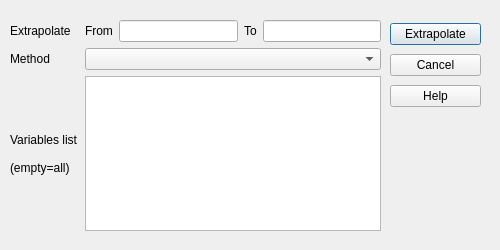
First picture: the form in gui/menu/workspace/workspace_extrapolate_variables.ui, repository plan-be/iode, before the edit.
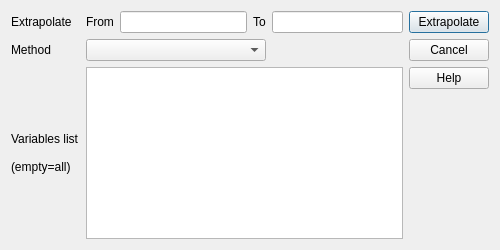
Second picture: the form after the edit. Icons and pictures are not drawn. Custom widgets are drawn as their Qt base class.

Commit message: GUI: (QIodeMenuWorkspaceExtrapolateVariables) enabled auto-complete in the textEdit_variables_list field

```diff
--- a/gui/menu/workspace/workspace_extrapolate_variables.ui
+++ b/gui/menu/workspace/workspace_extrapolate_variables.ui
@@ -12,7 +12,7 @@
   </property>
   <property name="minimumSize">
    <size>
-    <width>500</width>
+    <width>170</width>
     <height>250</height>
    </size>
   </property>
@@ -29,15 +29,6 @@
    <iconset>
     <normaloff>icons/Iodenew.ico</normaloff>icons/Iodenew.ico</iconset>
   </property>
-  <widget class="QWidget" name="layoutWidget">
-   <property name="geometry">
-    <rect>
-     <x>10</x>
-     <y>20</y>
-     <width>371</width>
-     <height>211</height>
-    </rect>
-   </property>
    <layout class="QGridLayout" name="gridLayout">
     <item row="0" column="0">
      <widget class="QLabel" name="label_extrapolate">
@@ -90,39 +81,7 @@
       </property>
      </widget>
     </item>
-    <item row="1" column="0">
-     <widget class="QLabel" name="label_method">
-      <property name="text">
-       <string>Method</string>
-      </property>
-     </widget>
-    </item>
-    <item row="2" column="0">
-     <widget class="QLabel" name="label_variables_list">
-      <property name="text">
-       <string>Variables list
-
-(empty=all)</string>
-      </property>
-     </widget>
-    </item>
-    <item row="2" column="1" colspan="4">
-     <widget class="QTextEdit" name="textEdit_variables_list"/>
-    </item>
-    <item row="1" column="1" colspan="4">
-     <widget class="QComboBox" name="comboBox_method"/>
-    </item>
-   </layout>
-  </widget>
-  <widget class="QWidget" name="verticalLayoutWidget">
-   <property name="geometry">
-    <rect>
-     <x>390</x>
-     <y>20</y>
-     <width>91</width>
-     <height>91</height>
-    </rect>
-   </property>
+   <item row="0" column="5" rowspan="3">
    <layout class="QVBoxLayout" name="verticalLayout">
     <item>
      <widget class="QPushButton" name="pushButton_extrapolate">
@@ -155,7 +114,63 @@
      </widget>
     </item>
    </layout>
-  </widget>
+   </item>
+   <item row="1" column="0">
+    <widget class="QLabel" name="label_method">
+     <property name="text">
+      <string>Method</string>
+     </property>
+    </widget>
+   </item>
+   <item row="1" column="1" colspan="3">
+    <widget class="QComboBox" name="comboBox_method">
+     <property name="minimumSize">
+      <size>
+       <width>170</width>
+       <height>0</height>
+      </size>
+     </property>
+    </widget>
+   </item>
+   <item row="1" column="4">
+    <spacer name="horizontalSpacer">
+     <property name="orientation">
+      <enum>Qt::Horizontal</enum>
+     </property>
+     <property name="sizeHint" stdset="0">
+      <size>
+       <width>131</width>
+       <height>18</height>
+      </size>
+     </property>
+    </spacer>
+   </item>
+   <item row="2" column="0" rowspan="2">
+    <widget class="QLabel" name="label_variables_list">
+     <property name="text">
+      <string>Variables list
+
+(empty=all)</string>
+     </property>
+    </widget>
+   </item>
+   <item row="2" column="1" rowspan="2" colspan="4">
+    <widget class="QIodeCompleteTextEdit" name="textEdit_variables_list"/>
+   </item>
+   <item row="3" column="5">
+    <spacer name="verticalSpacer">
+     <property name="orientation">
+      <enum>Qt::Vertical</enum>
+     </property>
+     <property name="sizeHint" stdset="0">
+      <size>
+       <width>20</width>
+       <height>137</height>
+      </size>
+     </property>
+    </spacer>
+   </item>
+  </layout>
  </widget>
  <customwidgets>
   <customwidget>
@@ -163,6 +178,11 @@
    <extends>QLineEdit</extends>
    <header>custom_widgets/qsampleedit.h</header>
   </customwidget>
+  <customwidget>
+   <class>QIodeCompleteTextEdit</class>
+   <extends>QPlainTextEdit</extends>
+   <header>custom_widgets/complete_text_edit.h</header>
+  </customwidget>
  </customwidgets>
  <resources/>
  <connections>
```
Lines whose indentation alone changed are shown as unchanged. The commit also changes 2 other files.
